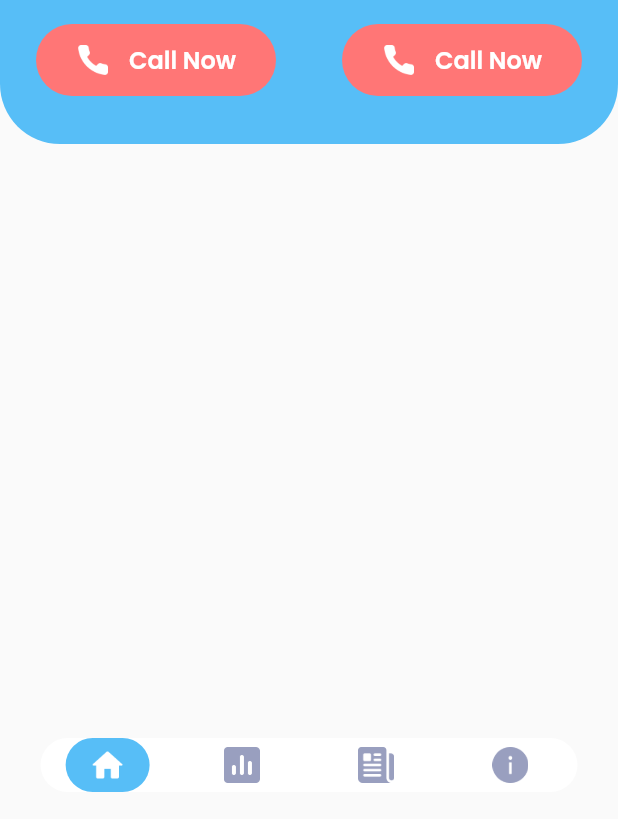
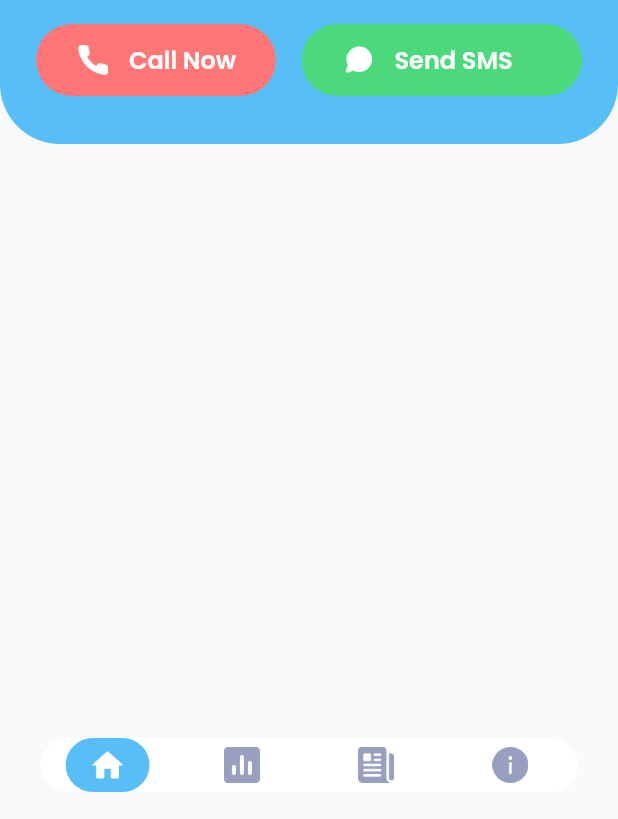
Before and after one commit to fahadhafizdev/covid_app, a Flutter app: the screen it shows after launch, on a phone screen of 412 x 824 dp, the part 417-1236 px from its top. Run offline on Flutter 3.47's test engine with Material 2 defaults, Android fonts, the light colour scheme and no system bars; our stand-ins replace google_fonts.

Commit message:
update header content in home_page.dart

```diff
--- a/lib/ui/page/home_page.dart
+++ b/lib/ui/page/home_page.dart
@@ -103,10 +103,20 @@ class HomePage extends StatelessWidget {
             ),
             SizedBox(height: 16),
             Row(
-              mainAxisAlignment: MainAxisAlignment.spaceBetween,
               children: [
-                CustomButton(),
-                CustomButton(),
+                CustomButton(
+                  imageUrl: 'assets/images/icon_call.png',
+                  color: redColor,
+                  text: 'Call Now',
+                ),
+                SizedBox(width: 17),
+                Expanded(
+                  child: CustomButton(
+                    imageUrl: 'assets/images/icon_message.png',
+                    color: greenColor,
+                    text: 'Send SMS',
+                  ),
+                ),
               ],
             ),
           ],
@@ -114,10 +124,12 @@ class HomePage extends StatelessWidget {
       );
     }
 
-    return Column(
-      children: [
-        headerContent(),
-      ],
+    return SingleChildScrollView(
+      child: Column(
+        children: [
+          headerContent(),
+        ],
+      ),
     );
   }
 }
--- a/lib/ui/widget/custom_button_widget.dart
+++ b/lib/ui/widget/custom_button_widget.dart
@@ -2,6 +2,12 @@ import 'package:flutter/material.dart';
 import 'package:covid_app/shared/theme.dart';
 
 class CustomButton extends StatelessWidget {
+  final String imageUrl;
+  final String text;
+  final Color color;
+
+  CustomButton({this.imageUrl, this.text, this.color});
+
   @override
   Widget build(BuildContext context) {
     return Container(
@@ -12,7 +18,7 @@ class CustomButton extends StatelessWidget {
       width: 160,
       decoration: BoxDecoration(
         borderRadius: BorderRadius.circular(50),
-        color: redColor,
+        color: color,
       ),
       child: Row(
         children: [
@@ -23,13 +29,13 @@ class CustomButton extends StatelessWidget {
             decoration: BoxDecoration(
               image: DecorationImage(
                 image: AssetImage(
-                  'assets/images/icon_call.png',
+                  imageUrl,
                 ),
               ),
             ),
           ),
           Text(
-            'Call Now',
+            text,
             style: whiteTextStyle.copyWith(
               fontSize: 16,
               fontWeight: semiBold,
```
